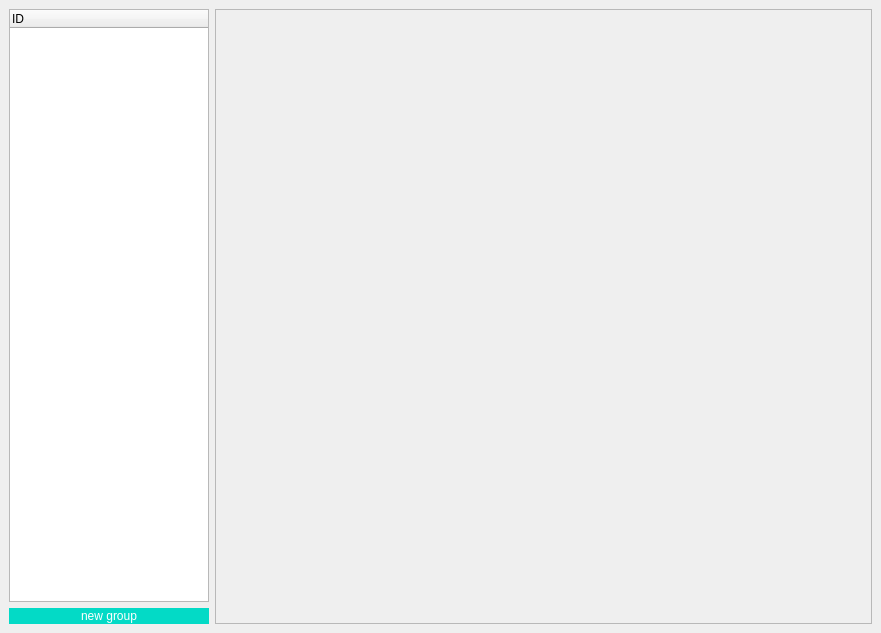
Above: ui/load.ui from MarwanMagdy0/VoiceNote before the change. Below: the same form after it.
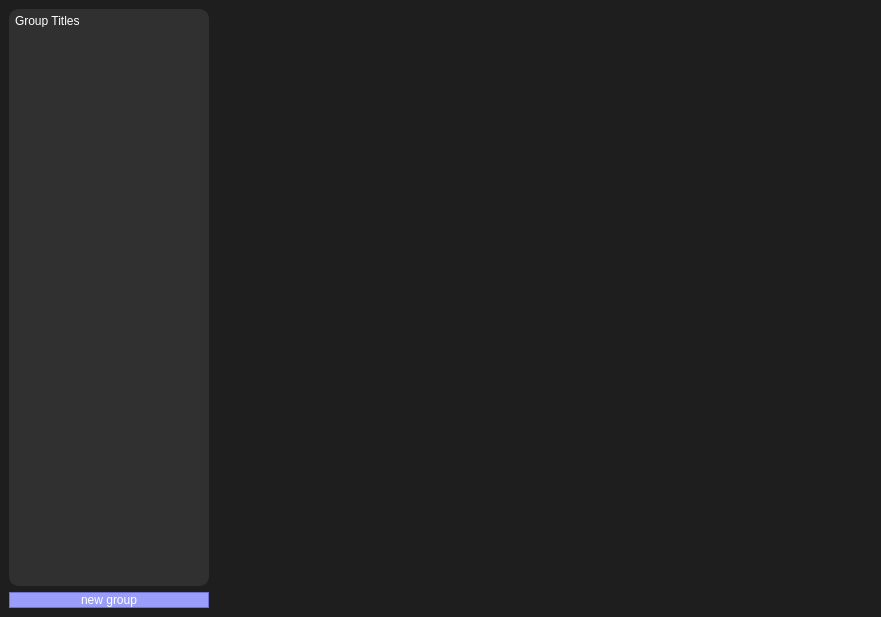
That is the form after the change.

The edit to the form file:
```diff
--- a/ui/load.ui
+++ b/ui/load.ui
@@ -7,20 +7,24 @@
     <x>0</x>
     <y>0</y>
     <width>881</width>
-    <height>633</height>
+    <height>617</height>
    </rect>
   </property>
   <property name="windowTitle">
    <string>MainWindow</string>
   </property>
   <property name="styleSheet">
-   <string notr="true">
+   <string notr="true">* {
+	background-color: #1e1e1e;
+	color: #ffffff;
+}
+
 QPushButton {
 	font: 63 20pt &quot;JetBrains Mono NL SemiBold&quot;;
-background-color: #03DAC6;
-border: 1px solid #03DAC6;
-border-radius: 20px;
-color: #FFFFFF;
+	background-color: #9a9ef9;
+	border: 1px solid #9a9ef9;
+	border-radius: 20px;
+	color: #FFFFFF;
 }
 QPushButton:hover {
     border-radius:20px;
@@ -38,7 +42,31 @@
     
 	background-color: rgb(85, 0, 255);
     color: white;
-}</string>
+}
+QHeaderView::section {
+ background-color: #303030;
+border:none;
+ }
+
+QScrollBar:vertical {
+        background-color: #333333;
+        width: 10px;
+    }
+    QScrollBar::handle:vertical {
+        background-color: #555555;
+        min-height: 20px;
+    }
+    QScrollBar::handle:vertical:hover {
+        background-color: #777777;
+    }
+    QScrollBar::add-line:vertical,
+    QScrollBar::sub-line:vertical {
+        background: none;
+    }
+    QScrollBar::add-page:vertical,
+    QScrollBar::sub-page:vertical {
+        background: none;
+    }</string>
   </property>
   <widget class="QWidget" name="centralwidget">
    <layout class="QHBoxLayout" name="horizontalLayout">
@@ -59,11 +87,16 @@
          </size>
         </property>
         <property name="styleSheet">
-         <string notr="true">font: 63 12pt &quot;JetBrains Mono SemiBold&quot;;</string>
+         <string notr="true">font: 63 12pt &quot;JetBrains Mono SemiBold&quot;;
+background-color: rgb(48, 48, 48);
+border: 3px solid #303030;
+border-radius: 10px;
+
+</string>
         </property>
         <column>
          <property name="text">
-          <string>ID</string>
+          <string>Group Titles</string>
          </property>
         </column>
        </widget>
@@ -72,7 +105,7 @@
        <widget class="QPushButton" name="add_new_group_button">
         <property name="styleSheet">
          <string notr="true">font: 63 12pt &quot;JetBrains Mono NL SemiBold&quot;;
-border: 1px solid #03DAC6;
+border: 1px solid #7070d0;
 border-radius: 10px;
 </string>
         </property>
@@ -91,6 +124,10 @@
         <verstretch>0</verstretch>
        </sizepolicy>
       </property>
+      <property name="styleSheet">
+       <string notr="true">border:none;
+padding:1px</string>
+      </property>
       <property name="verticalScrollBarPolicy">
        <enum>Qt::ScrollBarAsNeeded</enum>
       </property>
@@ -106,7 +143,7 @@
          <x>0</x>
          <y>0</y>
          <width>653</width>
-         <height>613</height>
+         <height>597</height>
         </rect>
        </property>
        <layout class="QVBoxLayout" name="verticalLayout"/>
```
Left out of the diff: 4 changed lines with no effect on the pictures.
